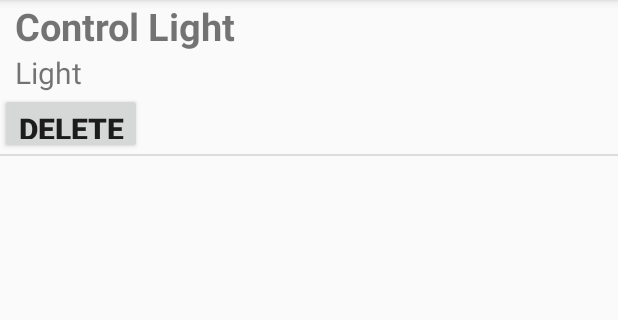
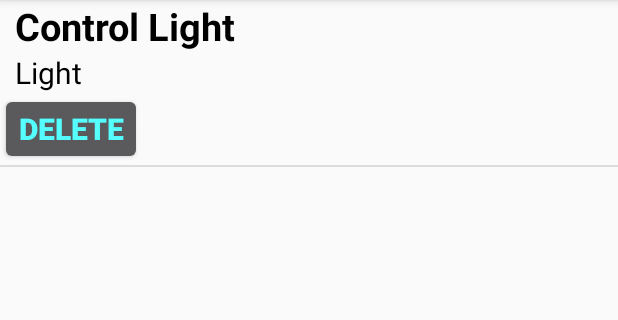
Before and after one commit to dookdikz/seniorProject, an Android app: the screen it shows after launch (MainActivity), on a phone screen of 412 x 824 dp, the part 84-404 px from its top. Run offline under Robolectric (Android 15) with nearby library versions, the light colour scheme and no system bars.

Commit message:
can click delete button

```diff
--- a/ElecControl/app/src/main/java/com/example/tanawat/eleccontrol/adapter/ButtonListAdapter.java
+++ b/ElecControl/app/src/main/java/com/example/tanawat/eleccontrol/adapter/ButtonListAdapter.java
@@ -12,6 +12,7 @@
 import android.widget.Button;
 import android.widget.CheckBox;
 import android.widget.ImageView;
+import android.widget.TextView;
 import android.widget.Toast;
 
 import com.example.tanawat.eleccontrol.R;
@@ -22,14 +23,14 @@
 /**
  * Created by Tanawat on 7/11/2559.
  */
-public class ButtonListAdapter extends BaseAdapter  {
+public class ButtonListAdapter extends BaseAdapter {
     ButtonItemCollectionCms buttonItemCollectionCms;
+    Button btnDelete;
+    private Context activity;
 
-    private Context context;
-
-    public ButtonListAdapter( Context context) {
-
-        this.context = context;
+    public ButtonListAdapter(ButtonItemCollectionCms buttonItemCollectionCms, Context activity) {
+        this.buttonItemCollectionCms = buttonItemCollectionCms;
+        this.activity = activity;
     }
 
     public ButtonItemCollectionCms getButtonItemCollectionCms() {
@@ -42,10 +43,10 @@
 
     @Override
     public int getCount() {
-        if(buttonItemCollectionCms!=null){
+        if (buttonItemCollectionCms != null) {
             return buttonItemCollectionCms.getData().size();
         }
-      return 0;
+        return 0;
     }
 
     @Override
@@ -58,35 +59,52 @@
         return 0;
     }
 
+    private class ViewHolder {
+        TextView tvNameCommand;
+        TextView tvNameType;
+    }
+
     @Override
     public View getView(int position, View convertView, ViewGroup parent) {
+        ViewHolder holder = null;
         ButtonListItem item;
-        LayoutInflater inflater = (LayoutInflater) context.getApplicationContext()
+        LayoutInflater inflater = (LayoutInflater) activity.getApplicationContext()
                 .getSystemService(Context.LAYOUT_INFLATER_SERVICE);
 
-       if(convertView != null){
-           item = (ButtonListItem) convertView;
+        if (convertView != null) {
+            item = (ButtonListItem) convertView;
 
-       }
-        else {
-           convertView = inflater.inflate(R.layout.list_item_button,null);
-           item = new ButtonListItem(parent.getContext());
-       }
-        ButtonItemCms buttonItemCms =(ButtonItemCms) getItem(position) ;
-        if(buttonItemCms!=null) {
-            item.setTvNameText(buttonItemCms.getName());
-            item.setTvTypeText(buttonItemCms.getType());
-
+        } else {
+            convertView = inflater.inflate(R.layout.list_item_button, null);
+            holder = new ViewHolder();
+            holder.tvNameCommand = (TextView) convertView.findViewById(R.id.tvNameCommand);
+            holder.tvNameType = (TextView) convertView.findViewById(R.id.tvTypeCommand);
+            convertView.setTag(holder);
+            //     item = new ButtonListItem(parent.getContext());
         }
-        Button btnDelete =(Button) convertView.findViewById(R.id.btnDelete);
+        ButtonItemCms buttonItemCms = (ButtonItemCms) getItem(position);
+        if (buttonItemCms != null) {
+            // item.setTvNameText(buttonItemCms.getName());
+            //  item.setTvTypeText(buttonItemCms.getType());
+            holder.tvNameCommand.setText(buttonItemCms.getName());
+            holder.tvNameType.setText(buttonItemCms.getType());
+        }
+        TextView tvTest = (TextView) convertView.findViewById(R.id.tvNameCommand);
+        tvTest.setOnClickListener(new View.OnClickListener() {
+            @Override
+            public void onClick(View v) {
+                Log.d("eiei", "eiei");
+            }
+        });
+        btnDelete = (Button) convertView.findViewById(R.id.btnDeleted);
         btnDelete.setOnClickListener(new View.OnClickListener() {
             @Override
             public void onClick(View v) {
-                Log.d("eiei","eiei");
+                Toast.makeText(activity.getApplicationContext(), "fdsfsdf", Toast.LENGTH_SHORT).show();
             }
         });
 
-        return item;
+        return convertView;
     }
 
 
--- a/ElecControl/app/src/main/java/com/example/tanawat/eleccontrol/fragment/MainFragment.java
+++ b/ElecControl/app/src/main/java/com/example/tanawat/eleccontrol/fragment/MainFragment.java
@@ -21,9 +21,11 @@
 import android.widget.EditText;
 import android.widget.ImageView;
 import android.widget.ListView;
+import android.widget.TextView;
 import android.widget.Toast;
 
 import com.example.tanawat.eleccontrol.R;
+import com.example.tanawat.eleccontrol.activity.MainActivity;
 import com.example.tanawat.eleccontrol.adapter.ButtonListAdapter;
 import com.example.tanawat.eleccontrol.cms.ButtonItemCms;
 import com.example.tanawat.eleccontrol.cms.ButtonItemCollectionCms;
@@ -104,11 +106,11 @@
         //       in onSavedInstanceState
 
         listView = (ListView) rootView.findViewById(R.id.listView);
-        //Button btnDelete = (Button) getView().findViewById(R.id.btnDelete);
 
 
-        listAdapter = new ButtonListAdapter(getActivity());
-//        btnDelete = (Button) getView().findViewById(R.id.btnDelete);
+
+
+
 //        editUrl = (EditText) rootView.findViewById(R.id.editUrl);
 //        btnChangeUrl = (Button) rootView.findViewById(R.id.btnChangeUrl);
 
@@ -146,11 +148,12 @@
         editor.putString("json", json);
         Log.d("saveAdd", buttonItemCollectionCms.getData().toString());
         editor.apply();
+        listAdapter = new ButtonListAdapter(buttonItemCollectionCms,getActivity());
         listAdapter.setButtonItemCollectionCms(buttonItemCollectionCms);
 
 
         listView.setAdapter(listAdapter);
-
+//        btnDelete = (Button)getView().findViewById(R.id.btnDeleted);
         listView.setOnItemClickListener(new AdapterView.OnItemClickListener() {
             @Override
             public void onItemClick(AdapterView<?> parent, View view, final int position, long id) {
--- a/ElecControl/app/src/main/java/com/example/tanawat/eleccontrol/view/ButtonListItem.java
+++ b/ElecControl/app/src/main/java/com/example/tanawat/eleccontrol/view/ButtonListItem.java
@@ -20,10 +20,7 @@
  */
 public class ButtonListItem extends BaseCustomViewGroup {
 
-    LinearLayout layoutCommandClick;
-    TextView tvNameCommand;
-    TextView tvTypeCommand;
-    Button btnDelete;
+
 
     public ButtonListItem(Context context) {
         super(context);
@@ -56,10 +53,7 @@
     private void initInflate() {
 
         inflate(getContext(), R.layout.list_item_button, this);
-        layoutCommandClick = (LinearLayout) findViewById(R.id.layoutCommandClick);
-        tvNameCommand = (TextView) findViewById(R.id.tvNameCommand);
-        tvTypeCommand = (TextView) findViewById(R.id.tvTypeCommand);
-        btnDelete = (Button) findViewById(R.id.btnDelete);
+
 
 
     }
@@ -113,12 +107,8 @@
         setMeasuredDimension(width, height);
     }
 
-    public void setTvNameText(String text) {
-        tvNameCommand.setText(text);
-    }
 
-    public void setTvTypeText(String text) {
-        tvTypeCommand.setText(text);
-    }
+
+
 
 }
--- a/ElecControl/app/src/main/res/layout/list_item_button.xml
+++ b/ElecControl/app/src/main/res/layout/list_item_button.xml
@@ -23,7 +23,8 @@
             android:layout_marginLeft="10dp"
             android:text="Name"
             android:textSize="25dp"
-            android:textStyle="bold" />
+            android:textStyle="bold"
+            android:textColor="#000000"/>
 
         <TextView
             android:id="@+id/tvTypeCommand"
@@ -31,13 +32,15 @@
             android:layout_height="wrap_content"
             android:layout_marginLeft="10dp"
             android:focusable="false"
+            android:textColor="#000000"
             android:text="Type"
             android:textSize="20dp" />
 
 
         <Button
 
-            android:id="@+id/btnDelete"
+            android:id="@+id/btnDeleted"
+            android:textColor="#55FFFF"
             android:layout_width="wrap_content"
             android:layout_height="wrap_content"
             android:layout_alignParentRight="true"
```
